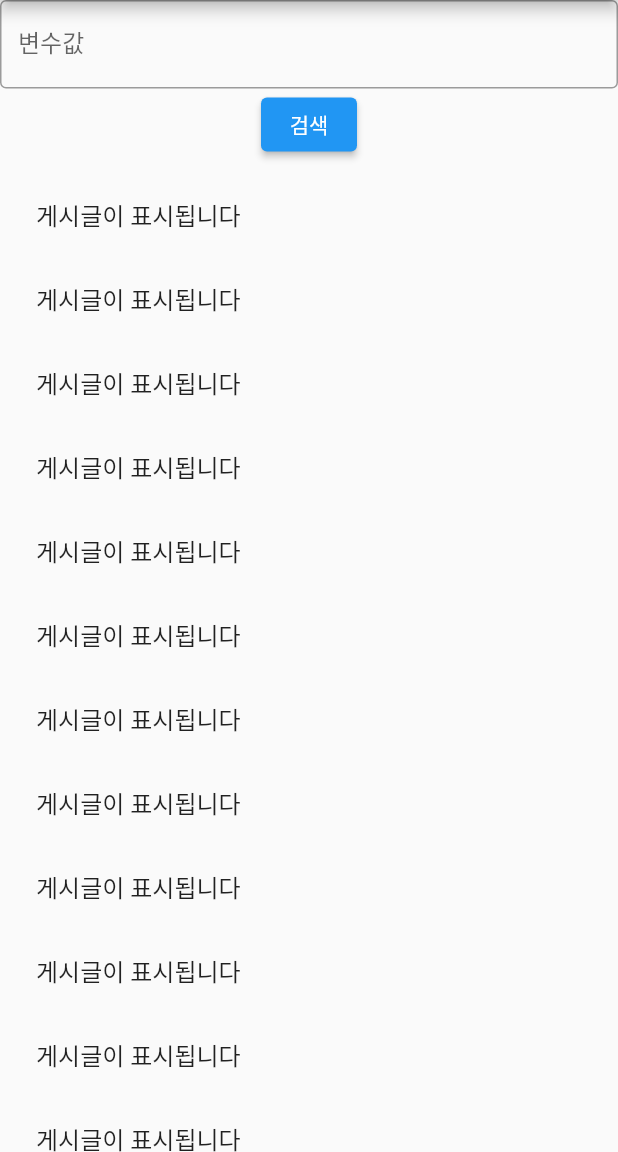
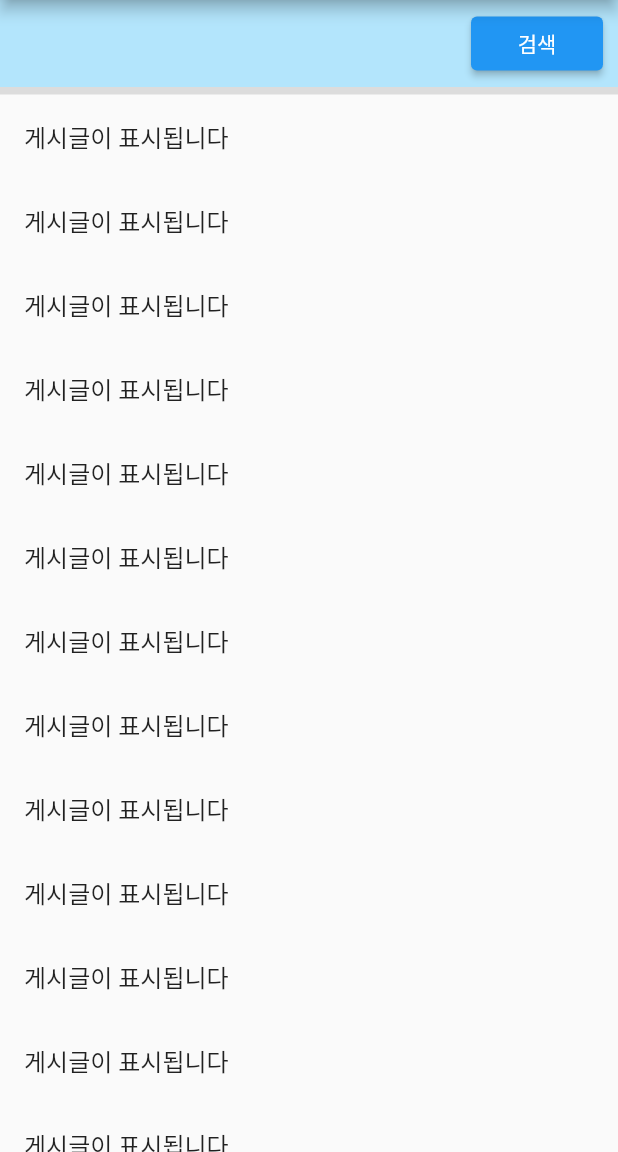
Before and after one commit to ParkSeongIk/emergency_board, a Flutter app: the screen it shows after launch, on a phone screen of 412 x 824 dp, the part 84-1236 px from its top. Run offline on Flutter 3.47's test engine with Material 2 defaults, Android fonts, the phone set to English and light mode, and no system bars.

Commit message:
design add (9/14)

```diff
--- a/lib/main.dart
+++ b/lib/main.dart
@@ -1,4 +1,7 @@
+import 'package:flutter/cupertino.dart';
 import 'package:flutter/material.dart';
+import 'package:flutter/rendering.dart';
+import 'package:flutter/services.dart';
 
 void main() => runApp(MyApp());
 
@@ -8,6 +11,7 @@ class MyApp extends StatelessWidget {
   // build
   @override
   Widget build(BuildContext context) {
+    SystemChrome.setPreferredOrientations([DeviceOrientation.portraitUp]);
     return MaterialApp(
       title: '응급의료 게시판',
       theme: ThemeData(
@@ -23,6 +27,8 @@ class Board extends StatelessWidget {
 
   @override
   Widget build(BuildContext context) {
+
+
     return ListView(
       children: <Widget>[
         _buildTop(),
@@ -33,28 +39,69 @@ class Board extends StatelessWidget {
   }
 
   Widget _buildTop() {
-    // 검색
+
+    //return Text('top');
+
     return Column(
-      mainAxisAlignment: MainAxisAlignment.spaceEvenly,
-      children: <Widget> [
-        TextField(
+      children: <Widget>[
+        // 여백
+        Container(
+          color: Colors.lightBlue[100],
+          child: Padding(
+            padding: const EdgeInsets.only(top: 5, bottom: 5),
+            child: Row(
+              children: <Widget>[
+                Expanded(
+                  flex: 3,
+                  child: Padding(
+                    padding: const EdgeInsets.only(left: 10, right: 5),
+                    child: TextField(
                       decoration: InputDecoration(
-              border: OutlineInputBorder(),
-              labelText: '변수값',
-            )
+                        border: InputBorder.none,
+                        //labelText: '제목/글쓴이',
                       ),
-        ElevatedButton(
+                    ),
+                  ),
+                ),
+                Expanded(
+                  //flex: 1,
+                  child: Padding(
+                    padding: const EdgeInsets.only(left: 5, right: 10),
+                    child: ElevatedButton(
+
                       child: Text('검색'),
                       onPressed: () {
                         // 로직 작성 필요 ->
                       },
                     ),
+                  ),
+                ),
+              ],
+            ),
+          ),
+        ),
+        Container(
+          color: Colors.black12,
+          height: 5,
+          child: Row(
+            children: <Widget>[
+              Container(),
+            ],
+          ),
+        ),
       ],
     );
+
+
   }
 
   Widget _buildMiddle() {
-    // 게시글 표시
+    //ListView.separated
+    //itemCount: entries.length,
+
+    //return Text("Middle");
+
+    //게시글 표시 (임시)
         final items = List.generate(30, (i) {
           return InkWell(
             onTap: () {
@@ -66,19 +113,82 @@ class Board extends StatelessWidget {
           );
         });
 
-    return Padding(
-      padding: const EdgeInsets.all(8.0),
-      child: ListView(
+        return Container(
+          child: Column(
+            children: <Widget>[
+              ListView(
                 physics: NeverScrollableScrollPhysics(),
                 shrinkWrap: true,
                 children: items,
               ),
+            ],
+          ),
         );
+
+    // return ListView.separated(
+    //     itemBuilder: (BuildContext context, int index) {
+    //       return ListTile(
+    //         title: Text('item $index'),
+    //       );
+    //     },
+    //     separatorBuilder: (BuildContext context, int index) => const Divider(),
+    //     itemCount: 30,
+    // );
+    // final List<String> entries = <String>['A', 'B', 'C'];
+    // final List<int> colorCodes = <int>[600, 500, 100];
+    //
+    // return ListView.builder(
+    //     padding: const EdgeInsets.all(8),
+    //     itemCount: entries.length,
+    //     itemBuilder: (BuildContext context, int index) {
+    //       return Container(
+    //         height: 50,
+    //         color: Colors.amber[colorCodes[index]],
+    //         child: Center(child: Text('Entry ${entries[index]}')),
+    //       );
+    //     }
+    // );
   }
 
   Widget _buildBottom() {
     // 게시글 페이지
-    return Text('Bottom');
+    //return Text('Bottom');
+    return Column(
+      children: <Widget>[
+        Container(
+          color: Colors.black12,
+          height: 5,
+          child: Row(
+            children: <Widget>[
+              Container(),
+            ],
+          ),
+        ),
+        Container(
+          color: Colors.white,
+          height: 5,
+          child: Row(
+            children: <Widget>[
+              Container(),
+            ],
+          ),
+        ),
+        Row(
+          children: <Widget>[
+            Text("페이지"),
+          ],
+        ),
+        Container(
+          height: 40,
+          color: Colors.black26,
+          child: Row(
+            children: <Widget>[
+              Container(),
+            ],
+          ),
+        ),
+      ],
+    );
   }
 }
 
```
Also changed, not shown: pubspec.lock. Lines whose indentation alone changed are shown as unchanged.
